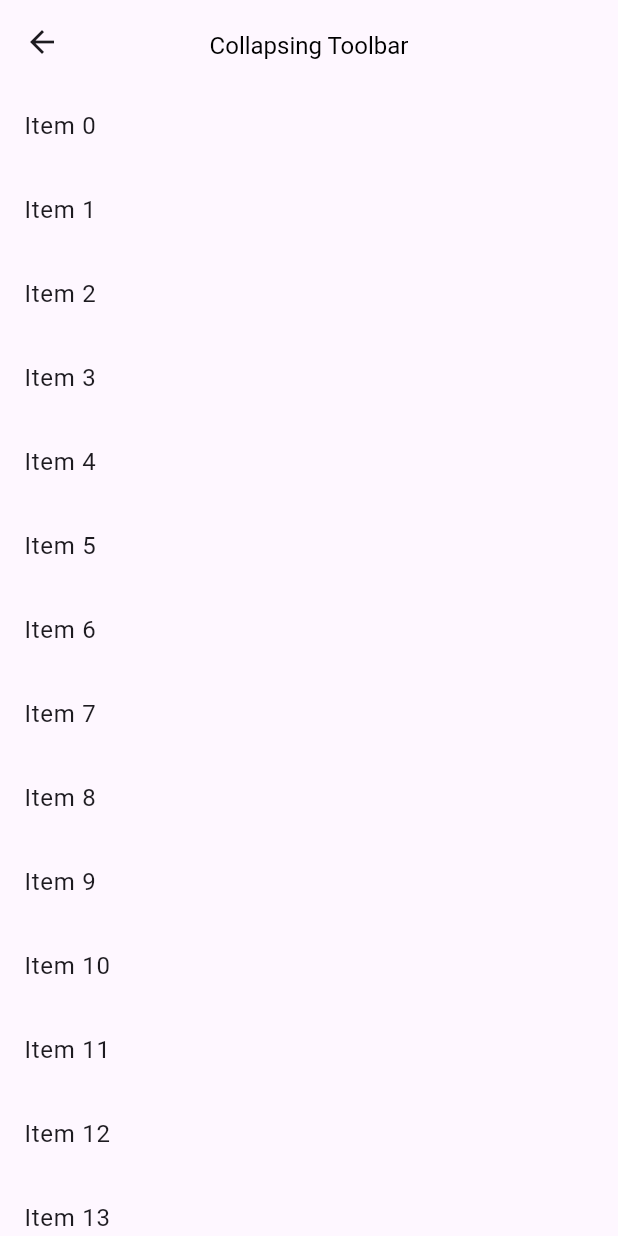
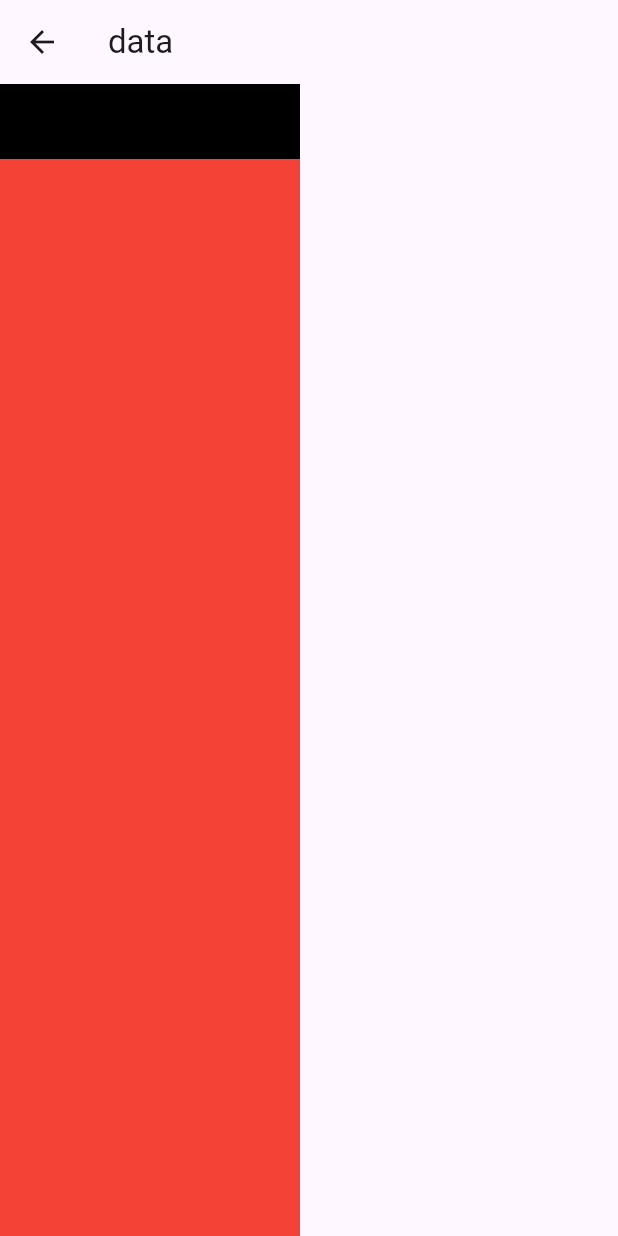
Before and after one commit to MohamedHamedAbdulhakam/my_nectar_app, a Flutter app: the screen it shows after launch, on a phone screen of 412 x 824 dp. Run offline on Flutter 3.47's test engine with Material 3 defaults, Android fonts, the phone set to English and light mode, and no system bars; our stand-ins replace go_router, pin_code_text_field.

Commit message:
home view

```diff
--- a/lib/features/home/presentaion/views/widgets/home_view_body.dart
+++ b/lib/features/home/presentaion/views/widgets/home_view_body.dart
@@ -10,50 +10,97 @@ class HomeViewBody extends StatelessWidget {
     return Scaffold(
       // Remove the main AppBar here
       body: NestedScrollView(
+
         headerSliverBuilder: (BuildContext context, bool innerBoxIsScrolled) {
           return <Widget>[
             SliverAppBar(
-              expandedHeight: 50.0,  // Increase the height of the SliverAppBar
-              floating: false,        // Keep it non-floating for a collapsing effect
-              pinned: true,           // Pin the SliverAppBar when scrolled to the top
-              flexibleSpace: FlexibleSpaceBar(
-                centerTitle: true,
-                title: Text(
-                  "Collapsing Toolbar",
-                  style: TextStyle(
-                    color: Colors.black,
-                    fontSize: 16.0,
-                  ),
-                ),
-                // background: Image.network(
-                //   "https://via.placeholder.com/300",  // Example background image
-                //   fit: BoxFit.cover,
-                // ),
-              ),
+              expandedHeight: 50.0, // Increase the height of the SliverAppBar
+              floating: true, // Keep it non-floating for a collapsing effect
+            // Pin the SliverAppBar when scrolled to the top
+             title: Text("data"),
             ),
+            // SliverToBoxAdapter(
+            //   child: CustomScrollView(slivers: [
+            //     Text('data'),
+            //   ]),
+            // )
           ];
         },
-        body: ListView.builder(
-          itemCount: 20,
-          itemBuilder: (BuildContext context, int index) {
-            return ListTile(
-              title: Text("Item $index"),
-            );
-          },
-        ),
+        body:Scaffold(
+          body: Expanded(
+              child:  Column( children: [
+             Container(
+                    height: 50,
+                    width: 200,
+                    color: Colors.black,
+                  ),
+            SingleChildScrollView(
+                child: Column(
+                  children: [
+
+                     Container(
+                      height: 550,
+                      width: 200,
+                      color: Colors.red,
+                    ),
+                     Container(
+                      height: 550,
+                      width: 200,
+                      color: Colors.red,
+                    ),
+                  ],
+                ),
+              ),
+
+          ], ),),
+
+        )
+
+        // body: ListView.builder(
+        //   itemCount: 20,
+        //   itemBuilder: (BuildContext context, int index) {
+        //     return ListTile(
+        //       title: Text("Item $index"),
+        //     );
+        //   },
+        // ),
       ),
     );
   }
 }
 
+//
+// import 'package:carousel_slider/carousel_options.dart';
 // import 'package:carousel_slider/carousel_slider.dart';
 // import 'package:flutter/material.dart';
 
-// class SingleImageCarousel extends StatelessWidget {
+// class HomeViewBody extends StatelessWidget {
+//   const HomeViewBody({super.key});
+//    HomeViewBody({super.key});
 //   final List<String> imagePaths = [
-//     'assets/banner (1).jpg',
+//     'assets/homeImage.jpg',
 //   ];
-
 //   @override
 //   Widget build(BuildContext context) {
-//     return
+//     return const Placeholder();
+//   }
+// }
+//     return CarouselSlider(      options: CarouselOptions(
+//          autoPlay: true,
+//          enlargeCenterPage: true,
+//          aspectRatio: 16 / 9,
+//          viewportFraction: 0.8,
+//        ),
+//        items: imagePaths.map((path) {
+//          return Builder(
+//            builder: (BuildContext context) {
+//              return Image.asset(
+//                path,
+//                fit: BoxFit.cover,
+//              );
+//            },
+//          );
+//        }).toList(),
+//      );
+//    }
+//  }
```
